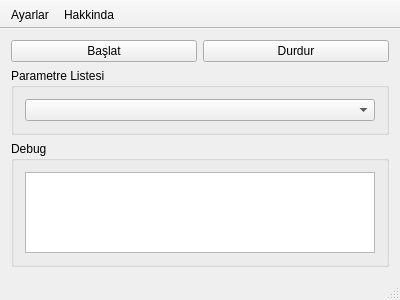
Include-sys/GUI-for-GoodbyeDPI, file mainwindow.ui: the form before one commit.
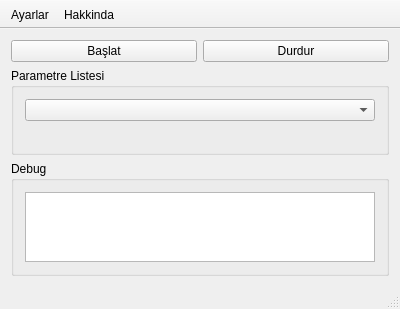
The form after the commit. Icons and pictures are not drawn.

Diff of the .ui file:
```diff
--- a/mainwindow.ui
+++ b/mainwindow.ui
@@ -42,6 +42,19 @@
        <item>
         <widget class="QComboBox" name="comboParametre"/>
        </item>
+       <item>
+        <widget class="QLabel" name="labelParameters">
+         <property name="text">
+          <string/>
+         </property>
+         <property name="textFormat">
+          <enum>Qt::PlainText</enum>
+         </property>
+         <property name="alignment">
+          <set>Qt::AlignLeading|Qt::AlignLeft|Qt::AlignVCenter</set>
+         </property>
+        </widget>
+       </item>
       </layout>
      </widget>
     </item>
```
